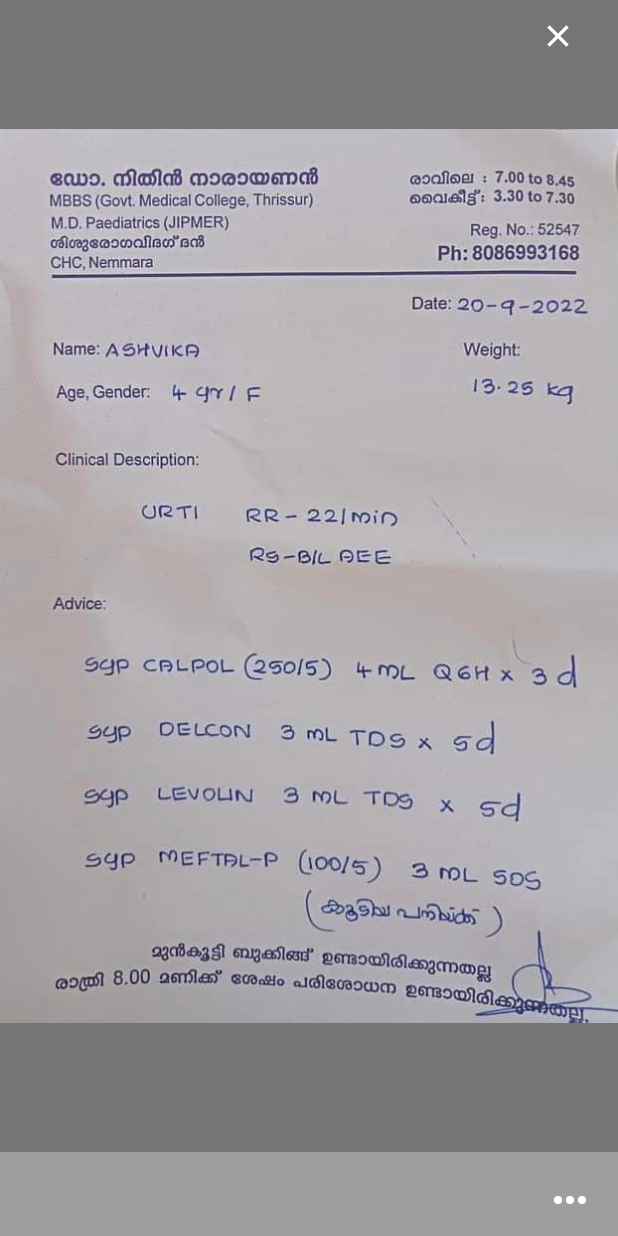
After one commit to viveky259259/medical_history_app, a Flutter app: the PrescriptionPage screen opened directly, on a phone screen of 412 x 824 dp. The commit adds this screen. Run offline on Flutter 3.47's test engine with Material 2 defaults, Android fonts, the phone set to English and light mode, and no system bars.

Commit message:
added prescription ui and funciton

```diff
--- a/lib/features/home/widgets/atom/cta_button.dart
+++ b/lib/features/home/widgets/atom/cta_button.dart
@@ -6,19 +6,21 @@ class CtaButton extends StatelessWidget {
   final Function() onPressed;
   final Color bgColor;
   final Color? textColor;
+  final double? height;
 
   const CtaButton(
       {Key? key,
       required this.text,
       required this.onPressed,
       this.bgColor = HomeColors.ctaBgColor,
+      this.height,
       this.textColor})
       : super(key: key);
 
   @override
   Widget build(BuildContext context) {
     return SizedBox(
-      height: 32,
+      height: height ?? 32,
       child: ElevatedButton(
           style: ElevatedButton.styleFrom(
             shape: RoundedRectangleBorder(
@@ -27,7 +29,7 @@ class CtaButton extends StatelessWidget {
           ),
           onPressed: onPressed,
           child: Text(
-            text.toUpperCase(),
+            text,
             style: TextStyle(
               color: textColor,
             ),
--- /dev/null
+++ b/lib/features/prescription/pages/prescription_page.dart
@@ -0,0 +1,77 @@
+import 'package:flutter/material.dart';
+import 'package:medical_history_app/features/home/widgets/atom/cta_button.dart';
+
+class PrescriptionPage extends StatelessWidget {
+  final String image;
+
+  const PrescriptionPage({Key? key, required this.image}) : super(key: key);
+
+  void openDeleteBottom(BuildContext context) {
+    showModalBottomSheet(
+        context: context,
+        backgroundColor: Colors.transparent,
+        useSafeArea: true,
+        builder: (_) => Padding(
+              padding: EdgeInsets.only(
+                  left: 16,
+                  right: 16,
+                  bottom: MediaQuery.of(context).size.height * 0.1),
+              child: CtaButton(
+                  text: "Delete file",
+                  height: 40,
+                  bgColor: Color(0xff552222),
+                  textColor: Color(0xffff6666),
+                  onPressed: () {
+                    Navigator.of(context).pop();
+                    Navigator.of(context).pop("File Deleted");
+                  }),
+            ));
+  }
+
+  @override
+  Widget build(BuildContext context) {
+    return Scaffold(
+        backgroundColor: Colors.black54,
+        body: SafeArea(
+          child: Stack(
+            children: [
+              Positioned(
+                  right: 16,
+                  child: IconButton(
+                    icon: Icon(
+                      Icons.close,
+                      color: Colors.white,
+
+                    ),
+                    onPressed: () {
+                      Navigator.of(context).pop();
+                    },
+                  )),
+              Center(
+                child: Image.asset(
+                  image,
+                  fit: BoxFit.fill,
+                ),
+              ),
+            ],
+          ),
+        ),
+        bottomNavigationBar: GestureDetector(
+          onTap: () => openDeleteBottom(context),
+          child: Container(
+            height: 56 + MediaQuery.of(context).padding.bottom,
+            width: double.infinity,
+            color: Colors.grey,
+            child: Container(
+              padding: EdgeInsets.all(16),
+              alignment: Alignment.topRight,
+              child: Icon(
+                Icons.more_horiz,
+                color: Colors.white,
+                size: 32,
+              ),
+            ),
+          ),
+        ));
+  }
+}
```
Also changed, not shown: lib/features/dashboard/widgets/atom/consultation_prescription.dart (+18 -6 lines), lib/features/home/widgets/molecules/consulation_card.dart (+6 -6 lines).
